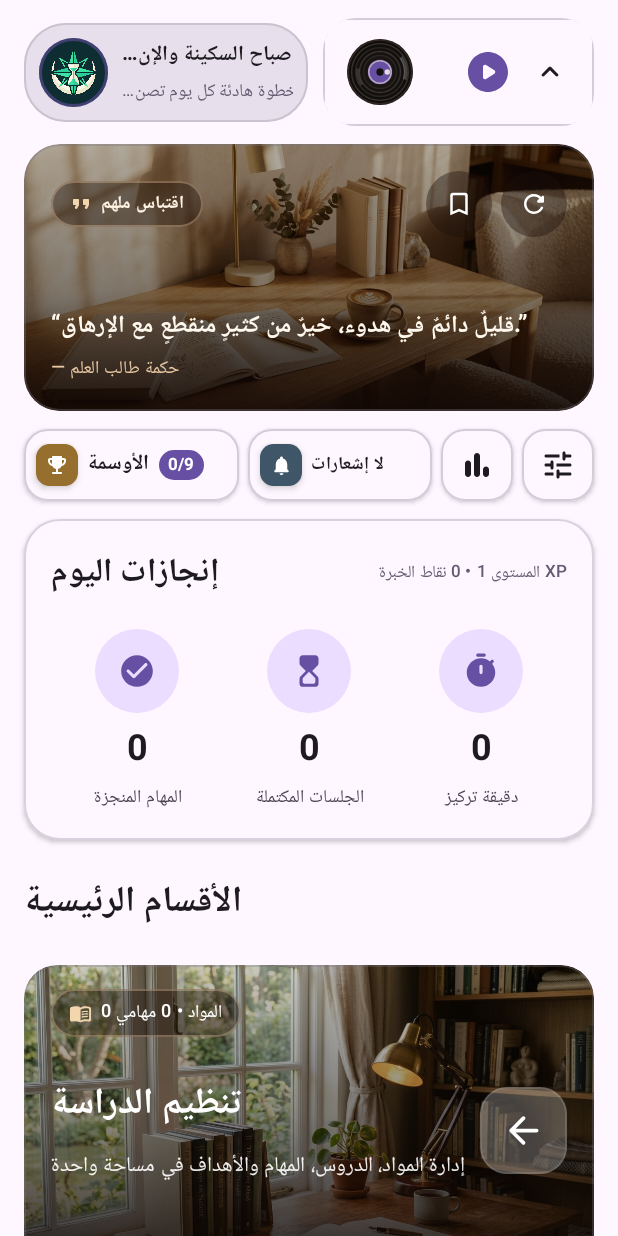
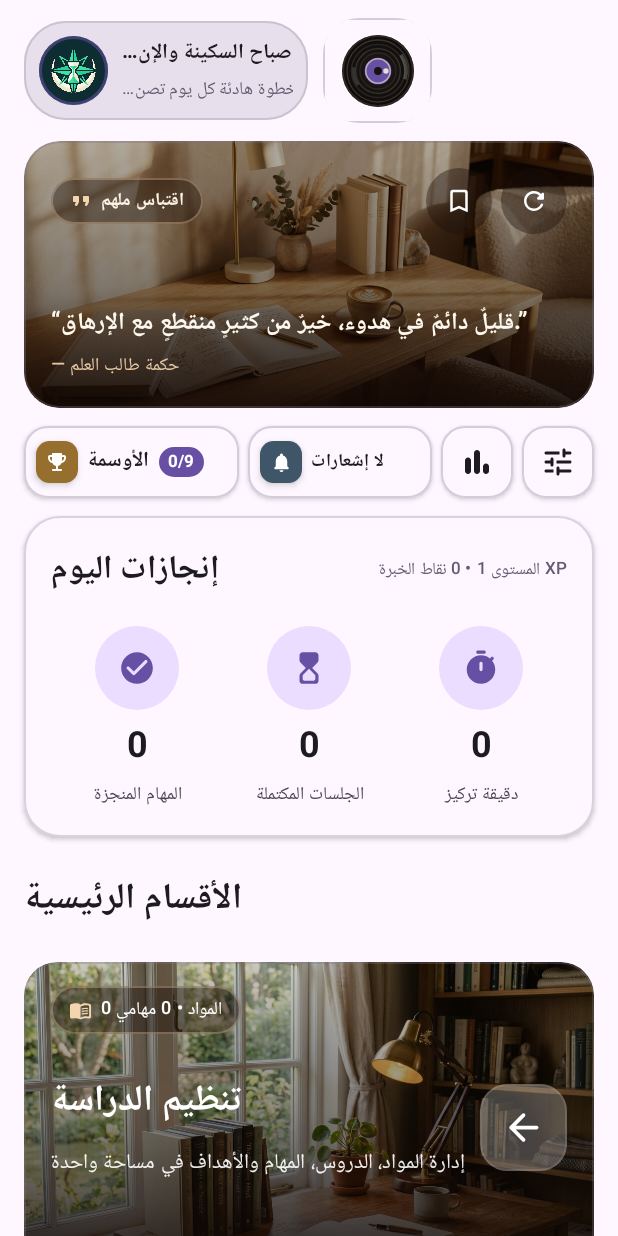
Before and after one commit to kdhgdjfdf-design/NEXA, an Android app built with Jetpack Compose: the composable HomeScreen called with empty values, on a phone screen of 412 x 824 dp. Run offline under Robolectric (Android 15) with nearby library versions, the phone set to English and light mode, and no system bars; pictures from the network do not load.

Commit message:
Make home vinyl player disc-first with expandable track controls

```diff
--- a/app/src/main/java/com/example/ui/components/ExpandableVinylPlayer.kt
+++ b/app/src/main/java/com/example/ui/components/ExpandableVinylPlayer.kt
@@ -139,175 +139,49 @@ fun MiniVinylBar(
     onSeek: (Long) -> Unit = {}
 ) {
     val strings = LocalNexaStrings.current
-    var showTopControls by remember { mutableStateOf(false) }
+    var expanded by remember { mutableStateOf(false) }
 
     Surface(
-        modifier = modifier
-            .fillMaxWidth()
-            .clip(RoundedCornerShape(22.dp))
-            .testTag("mini_vinyl_bar"),
+        modifier = modifier.wrapContentWidth().clip(RoundedCornerShape(24.dp)).testTag("mini_vinyl_bar"),
         color = MaterialTheme.colorScheme.surface,
         shadowElevation = 2.dp,
         tonalElevation = 0.dp,
         border = BorderStroke(1.dp, MaterialTheme.colorScheme.outlineVariant.copy(alpha = 0.8f))
     ) {
         Column(
-            modifier = Modifier
-                .fillMaxWidth()
-                .padding(horizontal = 14.dp, vertical = 10.dp),
+            modifier = Modifier.padding(horizontal = 9.dp, vertical = 8.dp),
+            horizontalAlignment = Alignment.CenterHorizontally,
             verticalArrangement = Arrangement.spacedBy(8.dp)
         ) {
-            // Controls appear at the TOP of the mini player when pressing the vinyl disc
-            AnimatedVisibility(
-                visible = showTopControls,
-                enter = expandVertically() + fadeIn(),
-                exit = shrinkVertically() + fadeOut()
+            // Collapsed state: only the small vinyl disc is visible.
+            Box(
+                modifier = Modifier.size(54.dp).clip(CircleShape).clickable { expanded = !expanded }.testTag("vinyl_disc_toggle"),
+                contentAlignment = Alignment.Center
             ) {
-                Surface(
-                    modifier = Modifier
-                        .fillMaxWidth()
-                        .testTag("mini_vinyl_top_controls"),
-                    shape = RoundedCornerShape(16.dp),
-                    color = MaterialTheme.colorScheme.surfaceContainer,
-                    border = BorderStroke(1.dp, MaterialTheme.colorScheme.outlineVariant.copy(alpha = 0.6f))
-                ) {
-                    Column(
-                        modifier = Modifier
-                            .fillMaxWidth()
-                            .padding(horizontal = 10.dp, vertical = 8.dp),
-                        verticalArrangement = Arrangement.spacedBy(4.dp)
-                    ) {
-                        Row(
-                            modifier = Modifier.fillMaxWidth(),
-                            horizontalArrangement = Arrangement.SpaceEvenly,
-                            verticalAlignment = Alignment.CenterVertically
-                        ) {
-                            IconButton(
-                                onClick = onPrevious,
-                                modifier = Modifier
-                                    .size(48.dp)
-                                    .testTag("mini_vinyl_prev_btn")
-                            ) {
-                                Icon(
-                                    imageVector = Icons.Rounded.SkipPrevious,
-                                    contentDescription = strings.previousTrack,
-                                    tint = MaterialTheme.colorScheme.onSurface
-                                )
-                            }
-                            FilledIconButton(
-                                onClick = onTogglePlay,
-                                modifier = Modifier
-                                    .size(48.dp)
-                                    .testTag("mini_vinyl_top_play_btn"),
-                                shape = CircleShape
-                            ) {
-                                Icon(
-                                    imageVector = if (audioState.isPlaying) Icons.Rounded.Pause else Icons.Rounded.PlayArrow,
-                                    contentDescription = if (audioState.isPlaying) strings.pauseFocus else strings.playAudioLabel
-                                )
-                            }
-                            IconButton(
-                                onClick = onNext,
-                                modifier = Modifier
-                                    .size(48.dp)
-                                    .testTag("mini_vinyl_next_btn")
-                            ) {
-                                Icon(
-                                    imageVector = Icons.Rounded.SkipNext,
-                                    contentDescription = strings.nextTrack,
-                                    tint = MaterialTheme.colorScheme.onSurface
-                                )
-                            }
-                            IconButton(
-                                onClick = onExpand,
-                                modifier = Modifier
-                                    .size(48.dp)
-                                    .testTag("mini_vinyl_playlist_btn")
-                            ) {
-                                Icon(
-                                    imageVector = Icons.Rounded.QueueMusic,
-                                    contentDescription = strings.audioPlayer,
-                                    tint = MaterialTheme.colorScheme.primary
-                                )
-                            }
-                        }
-                        if (audioState.durationMs > 0L) {
-                            Slider(
-                                value = (audioState.positionMs.toFloat() / audioState.durationMs.toFloat()).coerceIn(0f, 1f),
-                                onValueChange = { frac -> onSeek((frac * audioState.durationMs).toLong()) },
-                                modifier = Modifier
-                                    .fillMaxWidth()
-                                    .height(26.dp)
-                            )
-                        }
-                    }
-                }
+                VinylDiscGraphic(isSpinning = audioState.isPlaying, size = 48.dp)
             }
 
-            // Main row: Tapping Vinyl Disc toggles the top controls; tapping title/playlist opens full player sheet
-            Row(
-                modifier = Modifier.fillMaxWidth(),
-                verticalAlignment = Alignment.CenterVertically,
-                horizontalArrangement = Arrangement.spacedBy(12.dp)
-            ) {
-                Box(
-                    modifier = Modifier
-                        .size(48.dp)
-                        .clip(CircleShape)
-                        .clickable { showTopControls = !showTopControls }
-                        .testTag("vinyl_disc_toggle"),
-                    contentAlignment = Alignment.Center
-                ) {
-                    VinylDiscGraphic(isSpinning = audioState.isPlaying, size = 44.dp)
-                }
-
-                Column(
-                    modifier = Modifier
-                        .weight(1f)
-                        .clip(RoundedCornerShape(10.dp))
-                        .clickable { onExpand() }
-                        .padding(vertical = 4.dp)
-                ) {
+            AnimatedVisibility(visible = expanded, enter = expandVertically() + fadeIn(), exit = shrinkVertically() + fadeOut()) {
+                Column(horizontalAlignment = Alignment.CenterHorizontally, verticalArrangement = Arrangement.spacedBy(5.dp)) {
                     Text(
                         text = audioState.currentTrack?.title ?: strings.audioPlayer,
-                        style = MaterialTheme.typography.titleSmall,
-                        maxLines = 1,
-                        overflow = TextOverflow.Ellipsis,
-                        fontWeight = FontWeight.SemiBold
-                    )
-                    Text(
-                        text = audioState.currentTrack?.artist ?: strings.playlistCalm,
-                        style = MaterialTheme.typography.bodySmall,
-                        color = MaterialTheme.colorScheme.onSurfaceVariant,
+                        style = MaterialTheme.typography.labelMedium,
+                        fontWeight = FontWeight.SemiBold,
                         maxLines = 1,
                         overflow = TextOverflow.Ellipsis
                     )
-                }
-
-                IconButton(
-                    onClick = onTogglePlay,
-                    modifier = Modifier
-                        .size(48.dp)
-                        .testTag("mini_vinyl_play_btn")
-                ) {
-                    Icon(
-                        imageVector = if (audioState.isPlaying) Icons.Rounded.PauseCircle else Icons.Rounded.PlayCircle,
-                        contentDescription = if (audioState.isPlaying) strings.pauseFocus else strings.playAudioLabel,
-                        tint = MaterialTheme.colorScheme.primary,
-                        modifier = Modifier.size(32.dp)
-                    )
-                }
-
-                IconButton(
-                    onClick = onExpand,
-                    modifier = Modifier
-                        .size(48.dp)
-                        .testTag("mini_vinyl_expand_btn")
-                ) {
-                    Icon(
-                        imageVector = Icons.Rounded.KeyboardArrowUp,
-                        contentDescription = strings.audioPlayer
-                    )
+                    Row(verticalAlignment = Alignment.CenterVertically) {
+                        IconButton(onClick = onPrevious, modifier = Modifier.size(38.dp)) { Icon(Icons.Rounded.SkipPrevious, contentDescription = strings.previousTrack) }
+                        FilledIconButton(onClick = onTogglePlay, modifier = Modifier.size(40.dp), shape = CircleShape) {
+                            Icon(imageVector = if (audioState.isPlaying) Icons.Rounded.Pause else Icons.Rounded.PlayArrow, contentDescription = if (audioState.isPlaying) strings.pauseFocus else strings.playAudioLabel)
+                        }
+                        IconButton(onClick = onNext, modifier = Modifier.size(38.dp)) { Icon(Icons.Rounded.SkipNext, contentDescription = strings.nextTrack) }
+                    }
+                    TextButton(onClick = onExpand, contentPadding = PaddingValues(horizontal = 8.dp, vertical = 0.dp)) {
+                        Icon(Icons.Rounded.QueueMusic, contentDescription = null, modifier = Modifier.size(16.dp))
+                        Spacer(Modifier.width(4.dp))
+                        Text(strings.audioPlayer, style = MaterialTheme.typography.labelSmall)
+                    }
                 }
             }
         }
```
